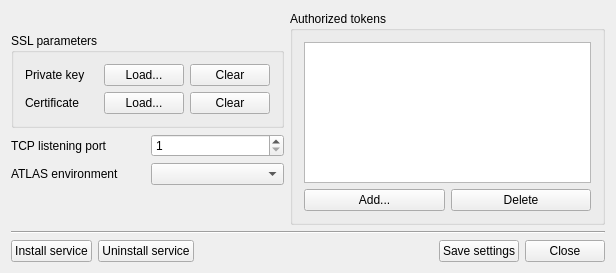
First picture: the form in mainwindow.ui, repository kernel1024/atlastcpsvc-ng, before the edit.
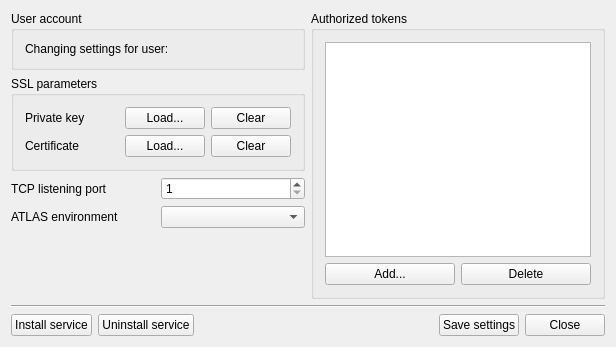
Second picture: the form after the edit.

Commit message: Rights elevation at startup removed, installing service with runAs support. Works fine with XP and UAC from modern Windows. New service credentials dialog.

Patch:
```diff
--- a/mainwindow.ui
+++ b/mainwindow.ui
@@ -7,7 +7,7 @@
     <x>0</x>
     <y>0</y>
     <width>616</width>
-    <height>273</height>
+    <height>347</height>
    </rect>
   </property>
   <property name="windowTitle">
@@ -20,17 +20,39 @@
       <item>
        <layout class="QVBoxLayout" name="verticalLayout_3">
         <item>
-         <spacer name="verticalSpacer">
-          <property name="orientation">
-           <enum>Qt::Vertical</enum>
+         <widget class="QGroupBox" name="groupBox_3">
+          <property name="title">
+           <string>User account</string>
           </property>
-          <property name="sizeHint" stdset="0">
-           <size>
-            <width>20</width>
-            <height>13</height>
-           </size>
-          </property>
-         </spacer>
+          <layout class="QHBoxLayout" name="horizontalLayout_6">
+           <item>
+            <widget class="QLabel" name="label_5">
+             <property name="text">
+              <string>Changing settings for user:</string>
+             </property>
+            </widget>
+           </item>
+           <item>
+            <widget class="QLabel" name="lblUserName">
+             <property name="sizePolicy">
+              <sizepolicy hsizetype="Expanding" vsizetype="Preferred">
+               <horstretch>0</horstretch>
+               <verstretch>0</verstretch>
+              </sizepolicy>
+             </property>
+             <property name="font">
+              <font>
+               <weight>75</weight>
+               <bold>true</bold>
+              </font>
+             </property>
+             <property name="text">
+              <string>&lt;unknown&gt;</string>
+             </property>
+            </widget>
+           </item>
+          </layout>
+         </widget>
         </item>
         <item>
          <layout class="QVBoxLayout" name="verticalLayout_2">
```
The commit also changes 7 other files.
